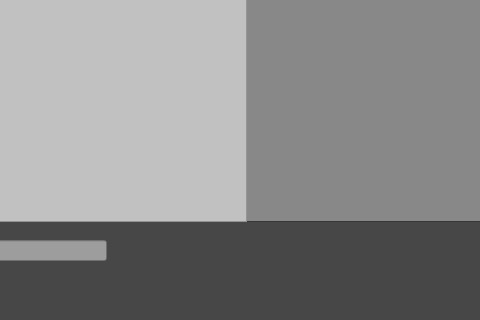
First picture: the form in gui.ui, repository nicktimur/Python-OOP-MP3-Player, before the edit; both pictures show x 734 to 1214 and y 349 to 669 of the 1214 by 669 pixel window.
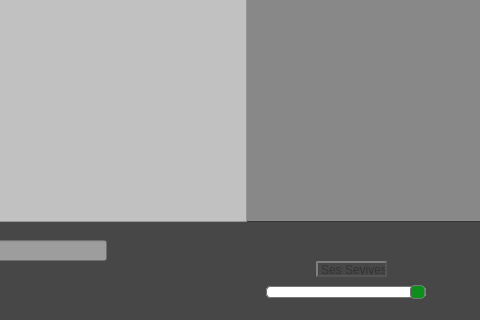
Second picture: the form after the edit.

Commit message: SoundSlider Eklendi

```diff
--- a/gui.ui
+++ b/gui.ui
@@ -281,6 +281,110 @@
      <bool>true</bool>
     </property>
    </widget>
+   <widget class="QSlider" name="SoundSlider">
+    <property name="geometry">
+     <rect>
+      <x>1000</x>
+      <y>60</y>
+      <width>160</width>
+      <height>22</height>
+     </rect>
+    </property>
+    <property name="styleSheet">
+     <string notr="true">QSlider::groove:horizontal {
+border: 1px solid #bbb;
+background: white;
+height: 10px;
+border-radius: 4px;
+}
+
+QSlider::sub-page:horizontal {
+background: qlineargradient(x1: 0, y1: 0,    x2: 0, y2: 1,
+    stop: 0 #005f00, stop: 1 #66ff00);
+
+border: 1px solid #777;
+height: 10px;
+border-radius: 4px;
+}
+
+QSlider::add-page:horizontal {
+background: #fff;
+border: 1px solid #777;
+height: 10px;
+border-radius: 4px;
+}
+
+QSlider::handle:horizontal {
+background-color: rgb(11, 144, 27);
+border: 1px solid #777;
+width: 13px;
+margin-top: -2px;
+margin-bottom: -2px;
+border-radius: 4px;
+}
+
+QSlider::handle:horizontal:hover {
+background: qlineargradient(x1:0, y1:0, x2:1, y2:1,
+    stop:0 #fff, stop:1 #ddd);
+border: 1px solid #444;
+border-radius: 4px;
+}
+
+QSlider::sub-page:horizontal:disabled {
+background: #bbb;
+border-color: #999;
+}
+
+QSlider::add-page:horizontal:disabled {
+background: #eee;
+border-color: #999;
+}
+
+QSlider::handle:horizontal:disabled {
+background: #eee;
+border: 1px solid #aaa;
+border-radius: 4px;
+}</string>
+    </property>
+    <property name="maximum">
+     <number>100</number>
+    </property>
+    <property name="value">
+     <number>100</number>
+    </property>
+    <property name="sliderPosition">
+     <number>100</number>
+    </property>
+    <property name="orientation">
+     <enum>Qt::Horizontal</enum>
+    </property>
+   </widget>
+   <widget class="QLabel" name="label">
+    <property name="geometry">
+     <rect>
+      <x>1050</x>
+      <y>40</y>
+      <width>71</width>
+      <height>16</height>
+     </rect>
+    </property>
+    <property name="styleSheet">
+     <string notr="true">QLabel {
+    color: #333;
+    border: 2px solid #555;
+    border-radius: 20px;
+    border-style: outset;
+    background: qradialgradient(
+        cx: 0.3, cy: -0.4, fx: 0.3, fy: -0.4,
+        radius: 1.35, stop: 0 #fff, stop: 1 #888
+        );
+    }
+</string>
+    </property>
+    <property name="text">
+     <string>&lt;html&gt;&lt;head/&gt;&lt;body&gt;&lt;p align=&quot;center&quot;&gt;Ses Seviyesi&lt;/p&gt;&lt;/body&gt;&lt;/html&gt;</string>
+    </property>
+   </widget>
   </widget>
   <widget class="QTableWidget" name="songs_list">
    <property name="geometry">
```
The commit also changes 6 other files.
